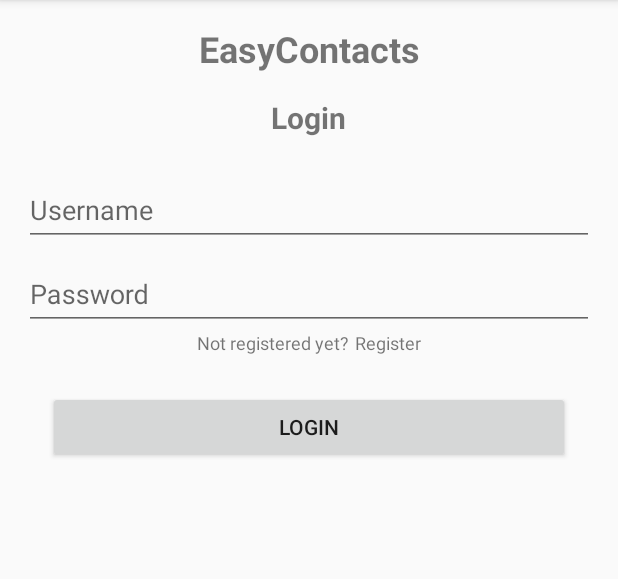
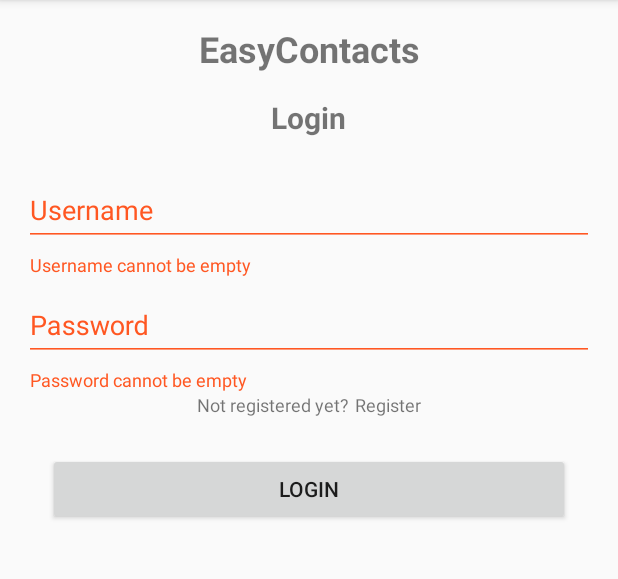
Before and after one commit to AssafAlt/contacts-assignment, an Android app: the screen it shows after launch (MainActivity), after a tap on "LOGIN", on a phone screen of 412 x 824 dp, the part 84-663 px from its top. Run offline under Robolectric (Android 15) with nearby library versions, the phone set to English and light mode, and no system bars; our stand-ins replace Room's generated code; 1 other tap on this screen came first.

Commit message:
organized the classes

```diff
--- a/app/src/main/java/com/example/contactsassignment/data/loacl_db/PrefManager.java
+++ b/app/src/main/java/com/example/contactsassignment/data/loacl_db/PrefManager.java
@@ -6,13 +6,11 @@ import android.content.SharedPreferences;
 public class PrefManager {
     private static final String PREF_NAME = "LoginPref";
     private static final String KEY_USER_ID = "userId";
-    private SharedPreferences pref;
-    private SharedPreferences.Editor editor;
-    private Context context;
+    private final SharedPreferences pref;
+    private final SharedPreferences.Editor editor;
 
     // Constructor
     public PrefManager(Context context) {
-        this.context = context;
         pref = context.getSharedPreferences(PREF_NAME, Context.MODE_PRIVATE);
         editor = pref.edit();
     }
--- a/app/src/main/java/com/example/contactsassignment/data/repository/UserRepository.java
+++ b/app/src/main/java/com/example/contactsassignment/data/repository/UserRepository.java
@@ -2,7 +2,6 @@ package com.example.contactsassignment.data.repository;
 
 import android.content.Context;
 
-import androidx.lifecycle.LiveData;
 
 import com.example.contactsassignment.data.loacl_db.AppDatabase;
 import com.example.contactsassignment.data.loacl_db.UserDao;
--- a/app/src/main/java/com/example/contactsassignment/ui/LoginFragment.java
+++ /dev/null
@@ -1,76 +0,0 @@
-package com.example.contactsassignment.ui;
-
-import android.os.Bundle;
-
-import androidx.annotation.NonNull;
-import androidx.annotation.Nullable;
-import androidx.fragment.app.Fragment;
-import androidx.navigation.fragment.NavHostFragment;
-
-import android.view.LayoutInflater;
-import android.view.View;
-import android.view.ViewGroup;
-import android.widget.Toast;
-
-import com.example.contactsassignment.R;
-import com.example.contactsassignment.data.loacl_db.PrefManager;
-import com.example.contactsassignment.data.repository.UserRepository;
-import com.example.contactsassignment.databinding.FragmentLoginBinding;
-
-import java.util.Objects;
-
-
-public class LoginFragment extends Fragment {
-
-    private FragmentLoginBinding binding;
-    private PrefManager prefManager;
-    private UserRepository userRepository;
-
-
-
-    @Override
-    public void onCreate(Bundle savedInstanceState) {
-        super.onCreate(savedInstanceState);
-        prefManager = new PrefManager(requireContext());
-        userRepository = new UserRepository(requireContext());
-
-
-    }
-
-    public View onCreateView(@NonNull LayoutInflater inflater, @Nullable ViewGroup container,
-                             @Nullable Bundle savedInstanceState) {
-
-
-        binding = FragmentLoginBinding.inflate(inflater, container, false);
-        View view = binding.getRoot();
-        binding.loginButton.setOnClickListener(v -> performLogin());
-        binding.textViewToRegister.setOnClickListener(v -> {
-
-            NavHostFragment.findNavController(this)
-                    .navigate(R.id.action_loginFragment_to_signUpFragment);
-
-        });
-
-        return view;
-    }
-    private void performLogin() {
-        String username = Objects.requireNonNull(binding.editTextLoginUsername.getText()).toString();
-        String password = Objects.requireNonNull(binding.editTextLoginPassword.getText()).toString();
-
-        new Thread(() -> {
-            Integer userId = userRepository.loginUser(username, password);
-            requireActivity().runOnUiThread(() -> {
-                if (userId != null && userId > 0) {
-
-                    prefManager.saveUserId(userId);
-                    NavHostFragment.findNavController(this)
-                            .navigate(R.id.action_loginFragment_to_allContactsFragment);
-
-                } else {
-
-                    Toast.makeText(requireContext(), "Login failed. Please check your credentials.", Toast.LENGTH_SHORT).show();
-                }
-            });
-        }).start();
-    }
-    }
--- /dev/null
+++ b/app/src/main/java/com/example/contactsassignment/ui/fragments/LoginFragment.java
@@ -0,0 +1,119 @@
+package com.example.contactsassignment.ui.fragments;
+
+import android.os.Bundle;
+
+import androidx.annotation.NonNull;
+import androidx.annotation.Nullable;
+import androidx.fragment.app.Fragment;
+import androidx.navigation.fragment.NavHostFragment;
+
+import android.view.LayoutInflater;
+import android.view.View;
+import android.view.ViewGroup;
+
+
+import com.example.contactsassignment.R;
+import com.example.contactsassignment.data.loacl_db.PrefManager;
+import com.example.contactsassignment.data.repository.UserRepository;
+import com.example.contactsassignment.databinding.FragmentLoginBinding;
+
+
+
+
+public class LoginFragment extends Fragment {
+
+    private FragmentLoginBinding binding;
+    private PrefManager prefManager;
+    private UserRepository userRepository;
+
+
+
+    @Override
+    public void onCreate(Bundle savedInstanceState) {
+        super.onCreate(savedInstanceState);
+        prefManager = new PrefManager(requireContext());
+        userRepository = new UserRepository(requireContext());
+
+
+    }
+
+    public View onCreateView(@NonNull LayoutInflater inflater, @Nullable ViewGroup container,
+                             @Nullable Bundle savedInstanceState) {
+
+
+        binding = FragmentLoginBinding.inflate(inflater, container, false);
+        binding.loginButton.setOnClickListener(v ->{
+            String username = binding.editTextLoginUsername.getText().toString();
+            String password = binding.editTextLoginPassword.getText().toString();
+            boolean isValid =validateInputs(username,password);
+            if(isValid){
+                performLogin(username,password);
+            }
+                    });
+
+        binding.textViewToRegister.setOnClickListener(v -> {
+
+            NavHostFragment.findNavController(this)
+                    .navigate(R.id.action_loginFragment_to_signUpFragment);
+
+        });
+
+        return binding.getRoot();
+    }
+    private void performLogin(String username,String password) {
+
+
+            new Thread(() -> {
+                Integer userId = userRepository.loginUser(username, password);
+                requireActivity().runOnUiThread(() -> {
+                    if (userId != null && userId > 0) {
+
+                        prefManager.saveUserId(userId);
+                        NavHostFragment.findNavController(this)
+                                .navigate(R.id.action_loginFragment_to_allContactsFragment);
+
+                    } else {
+                        boolean isUserExists = userRepository.isUserExists(username);
+                        if(isUserExists){
+                            binding.passwordTextInputLayout.setError("Incorrect Password!");
+                        }
+                        else{
+                            binding.passwordTextInputLayout.setError("Username or Password incorrect, please check your credentials!");
+                        }
+
+
+                    }
+                });
+            }).start();
+
+
+
+
+    }
+    private boolean validateInputs(String username,String password){
+        boolean isValid = true;
+
+
+        if (username.isEmpty()) {
+            binding.usernameTextInputLayout.setError("Username cannot be empty");
+            isValid = false;
+        } else {
+            binding.usernameTextInputLayout.setError(null);
+        }
+
+
+
+        if (password.isEmpty()) {
+            binding.passwordTextInputLayout.setError("Password cannot be empty");
+            isValid = false;
+        } else {
+            binding.passwordTextInputLayout.setError(null);
+        }
+
+
+
+
+
+        return isValid;
+    }
+    }
--- a/app/src/main/res/layout/fragment_add_contact.xml
+++ b/app/src/main/res/layout/fragment_add_contact.xml
@@ -5,7 +5,7 @@
     android:layout_height="match_parent"
     xmlns:app="http://schemas.android.com/apk/res-auto"
     android:orientation="vertical"
-    tools:context=".ui.add_contact.AddContactFragment">
+    tools:context=".ui.fragments.AddContactFragment">
 
 
     <TextView
@@ -80,7 +80,7 @@
         style="@style/Widget.MaterialComponents.TextInputLayout.OutlinedBox.ExposedDropdownMenu"
         app:startIconDrawable="@drawable/boy_24">
         <AutoCompleteTextView
-            android:id="@+id/autoCompleteTextView"
+            android:id="@+id/genderTextView"
             android:layout_width="match_parent"
             android:layout_height="wrap_content"
             android:inputType="none"/>
--- a/app/src/main/res/layout/fragment_all_contacts.xml
+++ b/app/src/main/res/layout/fragment_all_contacts.xml
@@ -4,7 +4,7 @@
     android:layout_width="match_parent"
     android:layout_height="match_parent"
     xmlns:app="http://schemas.android.com/apk/res-auto"
-    tools:context=".ui.all_contacts.AllContactsFragment">
+    tools:context=".ui.fragments.AllContactsFragment">
 
     <TextView
         android:id="@+id/titleTextView"
--- a/app/src/main/res/layout/fragment_contact_details.xml
+++ b/app/src/main/res/layout/fragment_contact_details.xml
@@ -5,7 +5,7 @@
     android:layout_height="match_parent"
     xmlns:app="http://schemas.android.com/apk/res-auto"
     android:orientation="vertical"
-    tools:context=".ui.ContactDetailsFragment">
+    tools:context=".ui.fragments.ContactDetailsFragment">
     <LinearLayout
         android:layout_width="match_parent"
         android:layout_height="wrap_content"
--- a/app/src/main/res/layout/fragment_login.xml
+++ b/app/src/main/res/layout/fragment_login.xml
@@ -5,7 +5,7 @@
     android:layout_height="match_parent"
     xmlns:app="http://schemas.android.com/apk/res-auto"
     android:orientation="vertical"
-    tools:context=".ui.LoginFragment">
+    tools:context=".ui.fragments.LoginFragment">
 
 
     <TextView
--- a/app/src/main/res/layout/fragment_sign_up.xml
+++ b/app/src/main/res/layout/fragment_sign_up.xml
@@ -5,7 +5,7 @@
     android:layout_height="match_parent"
     xmlns:app="http://schemas.android.com/apk/res-auto"
     android:orientation="vertical"
-    tools:context=".ui.LoginFragment">
+    tools:context=".ui.fragments.LoginFragment">
 
 
     <TextView
--- a/app/src/main/res/navigation/nav_graph.xml
+++ b/app/src/main/res/navigation/nav_graph.xml
@@ -7,7 +7,7 @@
 
     <fragment
         android:id="@+id/signUpFragment"
-        android:name="com.example.contactsassignment.ui.SignUpFragment"
+        android:name="com.example.contactsassignment.ui.fragments.SignUpFragment"
         android:label="fragment_sign_up"
         tools:layout="@layout/fragment_sign_up" >
         <action
@@ -16,7 +16,7 @@
     </fragment>
     <fragment
         android:id="@+id/loginFragment"
-        android:name="com.example.contactsassignment.ui.LoginFragment"
+        android:name="com.example.contactsassignment.ui.fragments.LoginFragment"
         android:label="fragment_login"
         tools:layout="@layout/fragment_login" >
         <action
@@ -28,7 +28,7 @@
     </fragment>
     <fragment
         android:id="@+id/allContactsFragment"
-        android:name="com.example.contactsassignment.ui.all_contacts.AllContactsFragment"
+        android:name="com.example.contactsassignment.ui.fragments.AllContactsFragment"
         android:label="fragment_all_contacts"
         tools:layout="@layout/fragment_all_contacts" >
         <action
@@ -40,7 +40,7 @@
     </fragment>
     <fragment
         android:id="@+id/addContactFragment"
-        android:name="com.example.contactsassignment.ui.add_contact.AddContactFragment"
+        android:name="com.example.contactsassignment.ui.fragments.AddContactFragment"
         android:label="fragment_add_contact"
         tools:layout="@layout/fragment_add_contact" >
         <action
@@ -49,7 +49,7 @@
     </fragment>
     <fragment
         android:id="@+id/contactDetailsFragment"
-        android:name="com.example.contactsassignment.ui.ContactDetailsFragment"
+        android:name="com.example.contactsassignment.ui.fragments.ContactDetailsFragment"
         android:label="fragment_contact_details"
         tools:layout="@layout/fragment_contact_details" >
         <action
```
Also changed, not shown: app/src/main/java/com/example/contactsassignment/data/repository/ContactRepository.java (+4 -4 lines), app/src/main/java/com/example/contactsassignment/ui/adapters/AllContactsAdapter.java (renamed from app/src/main/java/com/example/contactsassignment/ui/all_contacts/AllContactsAdapter.java, +4 -5 lines), app/src/main/java/com/example/contactsassignment/ui/fragments/AddContactFragment.java (renamed from app/src/main/java/com/example/contactsassignment/ui/add_contact/AddContactFragment.java, +18 -53 lines), app/src/main/java/com/example/contactsassignment/ui/fragments/AllContactsFragment.java (renamed from app/src/main/java/com/example/contactsassignment/ui/all_contacts/AllContactsFragment.java, +5 -15 lines), app/src/main/java/com/example/contactsassignment/ui/fragments/ContactDetailsFragment.java (renamed from app/src/main/java/com/example/contactsassignment/ui/ContactDetailsFragment.java, +27 -14 lines), app/src/main/java/com/example/contactsassignment/ui/fragments/SignUpFragment.java (renamed from app/src/main/java/com/example/contactsassignment/ui/SignUpFragment.java, +3 -7 lines), app/src/main/java/com/example/contactsassignment/ui/view_models/ContactsViewModel.java (renamed from app/src/main/java/com/example/contactsassignment/ui/view_model/ContactsViewModel.java, +5 -5 lines).
